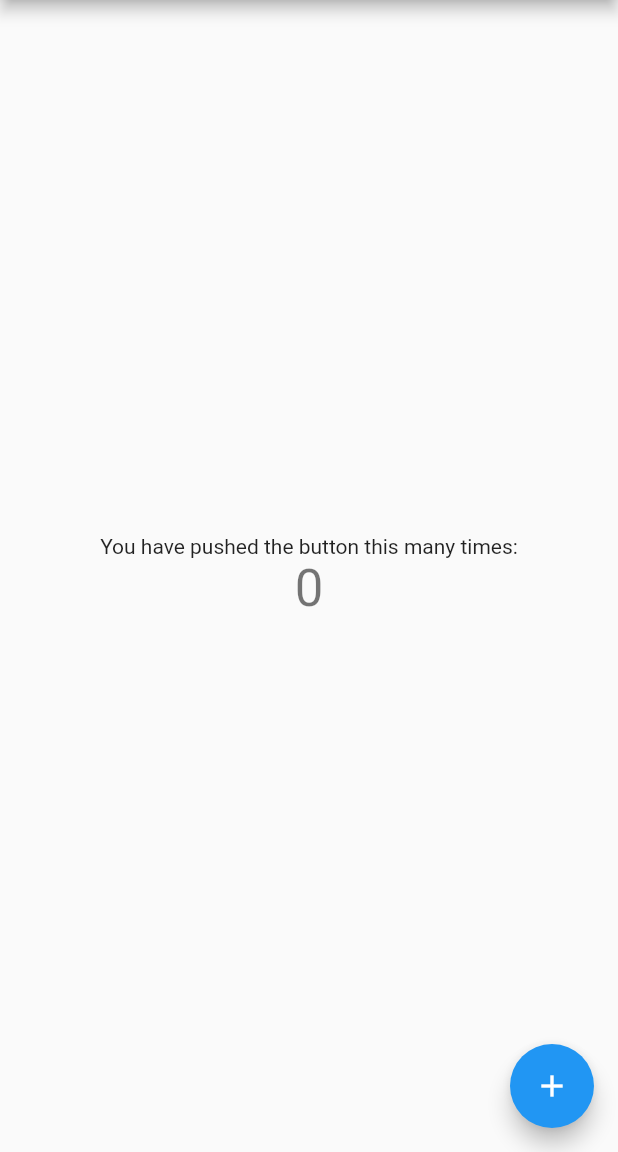
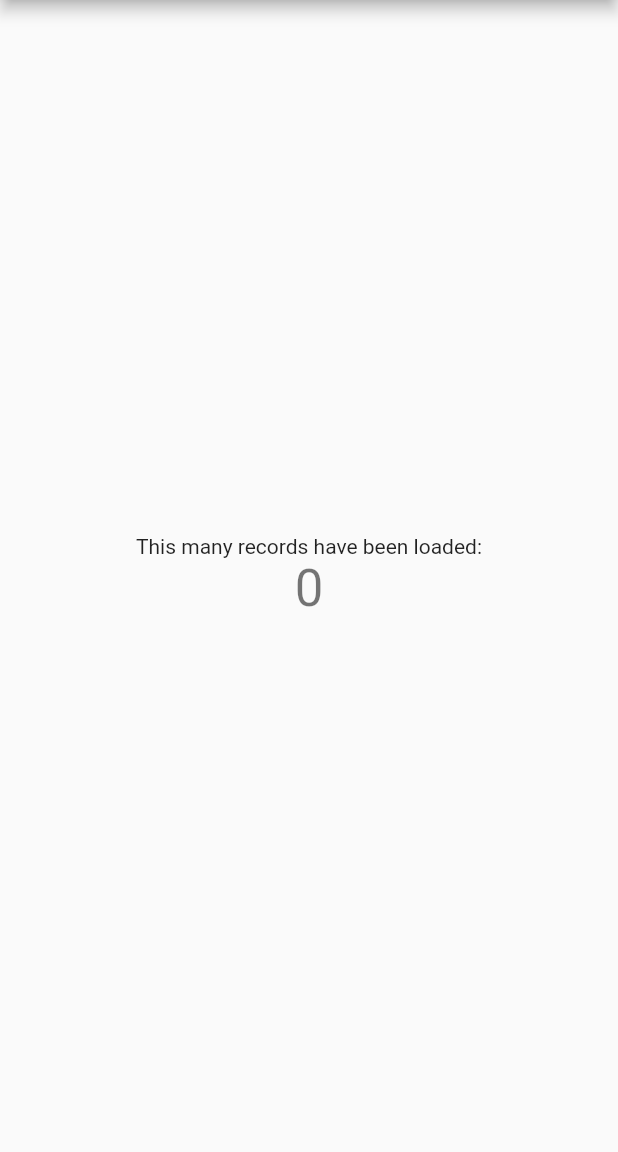
Before and after one commit to YeungKC/drift_issue_2323, a Flutter app: the screen it shows after launch, on a phone screen of 412 x 824 dp, the part 84-1236 px from its top. Run offline on Flutter 3.47's test engine with Material 2 defaults, Android fonts, the phone set to English and light mode, and no system bars; our stand-ins replace hooks_riverpod.

```diff
--- a/lib/main.dart
+++ b/lib/main.dart
@@ -1,7 +1,10 @@
 import 'package:flutter/material.dart';
+import 'package:hooks_riverpod/hooks_riverpod.dart';
 
 void main() {
-  runApp(const MyApp());
+  runApp(const ProviderScope(
+    child: MyApp(),
+  ));
 }
 
 class MyApp extends StatelessWidget {
@@ -29,7 +32,7 @@ class MyApp extends StatelessWidget {
   }
 }
 
-class MyHomePage extends StatefulWidget {
+class MyHomePage extends ConsumerStatefulWidget {
   const MyHomePage({super.key, required this.title});
 
   // This widget is the home page of your application. It is stateful, meaning
@@ -44,25 +47,14 @@ class MyHomePage extends StatefulWidget {
   final String title;
 
   @override
-  State<MyHomePage> createState() => _MyHomePageState();
+  ConsumerState<MyHomePage> createState() => _MyHomePageState();
 }
 
-class _MyHomePageState extends State<MyHomePage> {
-  int _counter = 0;
-
-  void _incrementCounter() {
-    setState(() {
-      // This call to setState tells the Flutter framework that something has
-      // changed in this State, which causes it to rerun the build method below
-      // so that the display can reflect the updated values. If we changed
-      // _counter without calling setState(), then the build method would not be
-      // called again, and so nothing would appear to happen.
-      _counter++;
-    });
-  }
-
+class _MyHomePageState extends ConsumerState<MyHomePage> {
   @override
   Widget build(BuildContext context) {
+    final state = ref.watch(providerApplicationState);
+
     // This method is rerun every time setState is called, for instance as done
     // by the _incrementCounter method above.
     //
@@ -96,20 +88,28 @@ class _MyHomePageState extends State<MyHomePage> {
           mainAxisAlignment: MainAxisAlignment.center,
           children: <Widget>[
             const Text(
-              'You have pushed the button this many times:',
+              'This many records have been loaded:',
             ),
             Text(
-              '$_counter',
+              '${state.numRecords}',
               style: Theme.of(context).textTheme.headline4,
             ),
           ],
         ),
       ),
-      floatingActionButton: FloatingActionButton(
-        onPressed: _incrementCounter,
-        tooltip: 'Increment',
-        child: const Icon(Icons.add),
-      ), // This trailing comma makes auto-formatting nicer for build methods.
     );
   }
 }
+
+final providerApplicationState =
+    ChangeNotifierProvider<ApplicationState>((ref) => ApplicationState());
+
+class ApplicationState with ChangeNotifier {
+  int numRecords = 0;
+
+  ApplicationState() {
+    _observeRecords();
+  }
+
+  void _observeRecords() {}
+}
--- a/pubspec.yaml
+++ b/pubspec.yaml
@@ -32,10 +32,11 @@ dependencies:
   flutter:
     sdk: flutter
 
-
   # The following adds the Cupertino Icons font to your application.
   # Use with the CupertinoIcons class for iOS style icons.
   cupertino_icons: ^1.0.2
+
+  hooks_riverpod: ^2.1.1
 
 dev_dependencies:
   flutter_test:
```
Also changed, not shown: pubspec.lock.
